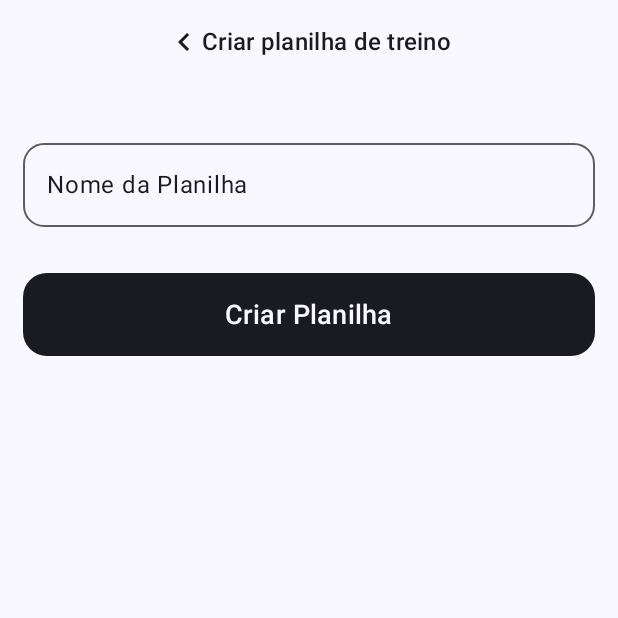
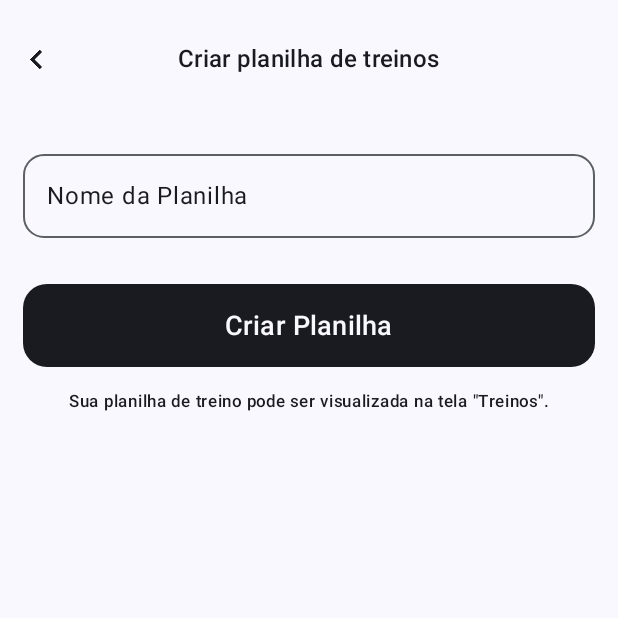
Before and after one commit to Izu-bot/GymPlusApp, an Android app built with Jetpack Compose: the CreateWorkoutScreen screen opened through its navigation route, on a phone screen of 412 x 824 dp, the top half of it. Run offline under Robolectric (Android 15) with nearby library versions, the light colour scheme and no system bars; our stand-ins replace livedata-compose; 1 statement that could not run was skipped.

Commit message:
No issue
UI planilha de treino finalizada

```diff
--- a/app/src/main/java/com/example/gym/components/HeaderViewBackButton.kt
+++ b/app/src/main/java/com/example/gym/components/HeaderViewBackButton.kt
@@ -3,6 +3,7 @@ package com.example.gym.components
 import androidx.compose.foundation.layout.Box
 import androidx.compose.foundation.layout.fillMaxWidth
 import androidx.compose.foundation.layout.padding
+import androidx.compose.foundation.layout.size
 import androidx.compose.material3.Icon
 import androidx.compose.material3.IconButton
 import androidx.compose.material3.MaterialTheme
@@ -37,7 +38,8 @@ fun HeaderViewBackButton(
         ) {
             Icon(
                 painter = painterResource(id = R.drawable.chevron_left_150dp),
-                contentDescription = "Back"
+                contentDescription = "Back",
+                modifier = Modifier.size(26.dp)
             )
         }
     }
--- a/app/src/main/java/com/example/gym/screens/cadastro/CadastroScreen.kt
+++ b/app/src/main/java/com/example/gym/screens/cadastro/CadastroScreen.kt
@@ -107,7 +107,7 @@ fun CadastroScreen(
             HeaderViewBackButton(
                 title = "Criar uma conta",
                 onBackClick = {
-                    navController.navigate("login")
+                    navController.navigate(Destination.LOGIN.route)
                 }
             )
 
--- a/app/src/main/java/com/example/gym/screens/login/LoginScreen.kt
+++ b/app/src/main/java/com/example/gym/screens/login/LoginScreen.kt
@@ -204,7 +204,7 @@ fun LoginScreen(
                     color = MaterialTheme.colorScheme.onPrimaryContainer,
                     fontWeight = FontWeight.Bold,
                     modifier = Modifier.clickable {
-                        navController.navigate("cadastro")
+                        navController.navigate(Destination.CADASTRO.route)
                     })
             }
         }
--- a/app/src/main/java/com/example/gym/screens/workout/CreateWorkoutScreen.kt
+++ b/app/src/main/java/com/example/gym/screens/workout/CreateWorkoutScreen.kt
@@ -1,5 +1,7 @@
 package com.example.gym.screens.workout
 
+import androidx.compose.foundation.clickable
+import androidx.compose.foundation.interaction.MutableInteractionSource
 import androidx.compose.foundation.layout.Arrangement
 import androidx.compose.foundation.layout.Column
 import androidx.compose.foundation.layout.Row
@@ -15,6 +17,7 @@ import androidx.compose.material.icons.Icons
 import androidx.compose.material.icons.automirrored.filled.KeyboardArrowLeft
 import androidx.compose.material3.ButtonDefaults
 import androidx.compose.material3.Icon
+import androidx.compose.material3.IconButton
 import androidx.compose.material3.MaterialTheme
 import androidx.compose.material3.Scaffold
 import androidx.compose.material3.SnackbarDuration
@@ -38,8 +41,10 @@ import androidx.lifecycle.Lifecycle
 import androidx.lifecycle.compose.LocalLifecycleOwner
 import androidx.lifecycle.repeatOnLifecycle
 import androidx.navigation.NavController
+import com.example.gym.components.HeaderViewBackButton
 import com.example.gym.components.LabeledTextField
 import com.example.gym.components.MyButton
+import com.example.gym.navigation.Destination
 import kotlinx.coroutines.launch
 
 @Composable
@@ -74,32 +79,24 @@ fun CreateWorkoutScreen(
         }
     }
 
-    val groupsMuscle = listOf(
-        "Peito",
-        "Perna",
-        "Costas",
-        "Braço",
-        "Quadriceps",
-        "Posteriores",
-        "Ombro"
-    )
+//    TODO: Adicionar um label para grupo muscular
 
     Scaffold(snackbarHost = { SnackbarHost(hostState = snackbarHostState) }) { paddingValues ->
-        Column(modifier.padding(paddingValues)) {
-            Row(
-                modifier = Modifier.fillMaxWidth().padding(16.dp),
-                horizontalArrangement = Arrangement.Center,
-                verticalAlignment = Alignment.CenterVertically
-            ) {
-                Icon(
-                    Icons.AutoMirrored.Filled.KeyboardArrowLeft,
-                    contentDescription = "Votlar a Home"
-                )
-                Text(
-                    text = "Criar planilha de treino",
-                    style = MaterialTheme.typography.titleMedium
-                )
-            }
+        Column(modifier
+            .padding(paddingValues)
+            .clickable(
+                indication = null,
+                interactionSource = remember { MutableInteractionSource() }
+                ) {
+                    focusManager.clearFocus()
+                },) {
+            HeaderViewBackButton(
+                title = "Criar planilha de treinos",
+                onBackClick = {
+                    navController.navigate(Destination.HOME.route)
+                }
+            )
+
             Spacer(Modifier.height(16.dp))
             LabeledTextField(
                 label = "Nome da Planilha",
@@ -117,30 +114,6 @@ fun CreateWorkoutScreen(
 
             )
 
-//        Seção para criar planilha
-//        Text(
-//            text = "Grupo Muscular",
-//            modifier = Modifier.padding(16.dp)
-//        )
-//        LazyRow(
-//            Modifier.padding(horizontal = 5.dp)
-//        ) {
-//            items(groupsMuscle) {
-//                Card(
-//                    modifier = Modifier
-//                        .size(width = 100.dp, height = 60.dp)
-//                        .padding(5.dp),
-//                    elevation = CardDefaults.cardElevation(4.dp),
-//                ) { Box(
-//                    modifier = Modifier.fillMaxSize(),
-//                    contentAlignment = Alignment.Center
-//                ) {
-//                    Text(text = it, textAlign = TextAlign.Center)
-//                }
-//                }
-//            }
-//        }
-
 //        Botão para criar a planilha
             MyButton(
                 text = "Criar Planilha",
@@ -148,6 +121,7 @@ fun CreateWorkoutScreen(
                 onClick = {
                     focusManager.clearFocus()
                     workoutScreenViewModel.criarPlanilha()
+                    workoutScreenViewModel.limparNomePlanilha()
                 },
                 buttonColors = ButtonDefaults.buttonColors(
                     containerColor = MaterialTheme.colorScheme.onSurface,
@@ -160,6 +134,16 @@ fun CreateWorkoutScreen(
                     .padding(15.dp)
                     .size(55.dp)
             )
+            Row(
+                modifier = Modifier.fillMaxWidth(),
+                horizontalArrangement = Arrangement.Center
+            ) {
+                Text(
+                    text = "Sua planilha de treino pode ser visualizada na tela \"Treinos\".",
+                    style = MaterialTheme.typography.labelSmall,
+                    color = MaterialTheme.colorScheme.onSurface
+                )
+            }
         }
     }
 }
--- a/app/src/main/java/com/example/gym/screens/workout/WorkoutScreenViewModel.kt
+++ b/app/src/main/java/com/example/gym/screens/workout/WorkoutScreenViewModel.kt
@@ -26,6 +26,10 @@ class WorkoutScreenViewModel: ViewModel() {
 
     fun onChangeNamePlanilha(novaPlanilha: String) {
         _namePlanilha.value = novaPlanilha
+    }
+
+    fun limparNomePlanilha() {
+        _namePlanilha.value = ""
     }
 
     private val spreadsheet: SpreadsheetService by lazy {
--- a/app/src/main/java/com/example/gym/service/RetrofitFactory.kt
+++ b/app/src/main/java/com/example/gym/service/RetrofitFactory.kt
@@ -9,7 +9,7 @@ import retrofit2.converter.gson.GsonConverterFactory
 import retrofit2.create
 
 class RetrofitFactory {
-    private val _url = "https://e894-2804-dec-236-d500-2adf-127b-ba12-32c7.ngrok-free.app/"
+    private val _url = "https://73db-2804-dec-236-d500-108-173f-8b5b-e184.ngrok-free.app/"
 
     private val retrofitFactory = Retrofit
         .Builder()
```
Also changed, not shown: 1 other file.
